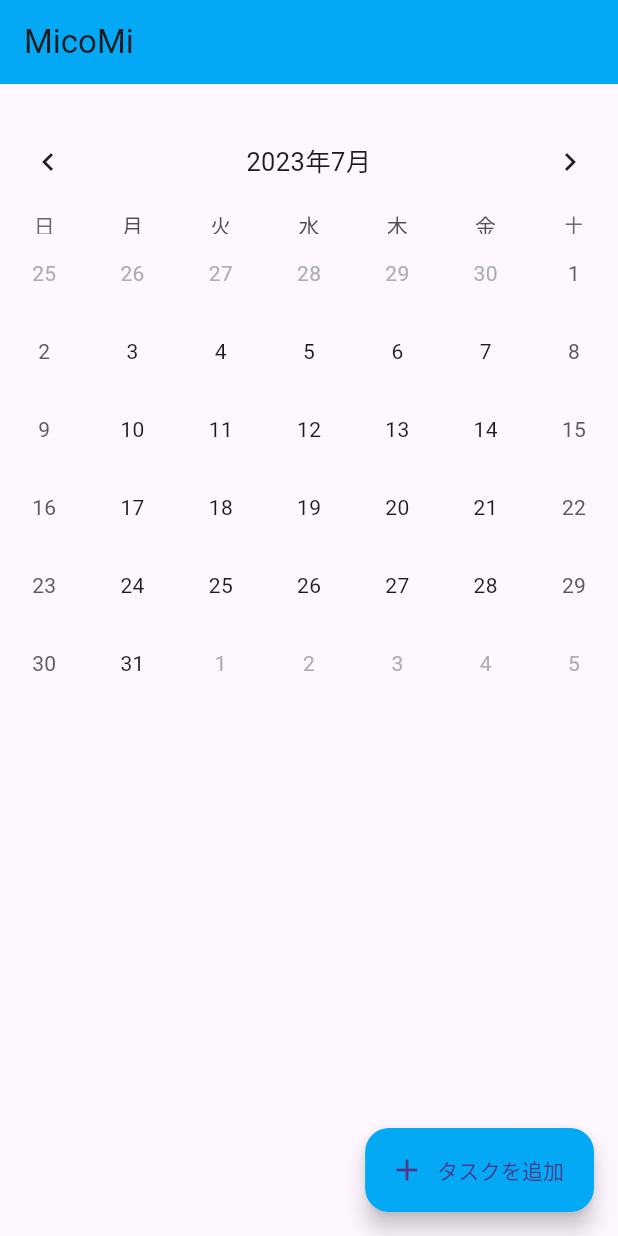
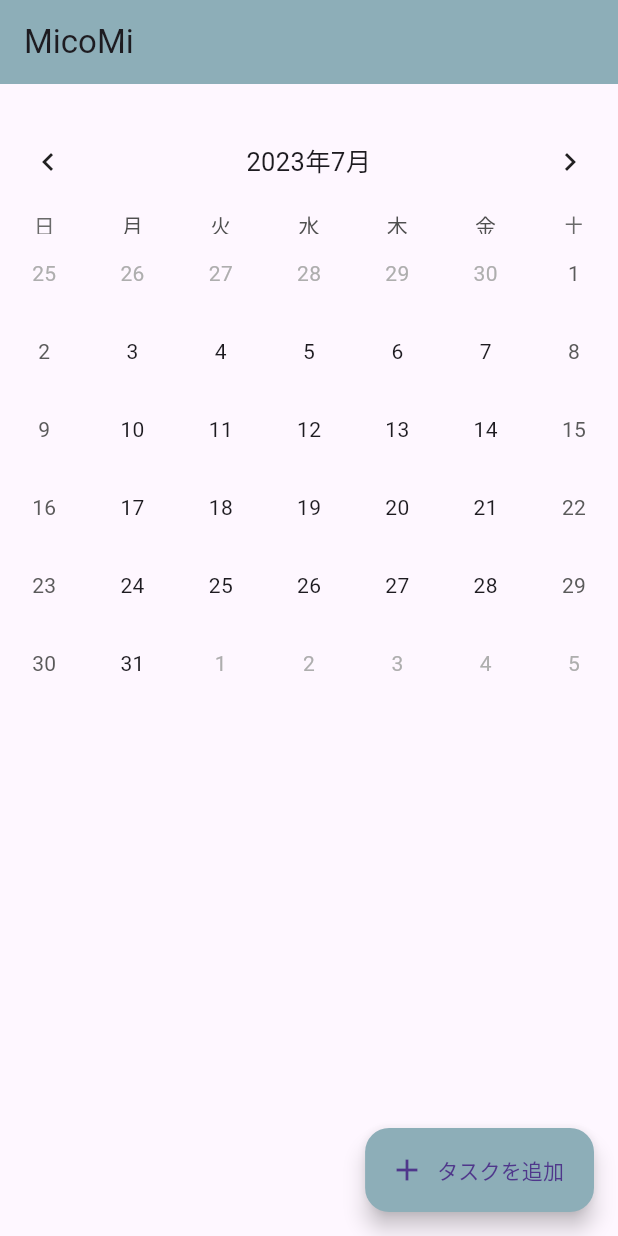
Before and after one commit to micomi-app/MicoMi, a Flutter app: the screen it shows after launch, on a phone screen of 412 x 824 dp. Run offline on Flutter 3.47's test engine with Material 2 defaults, Android fonts, the phone set to English and light mode, and no system bars; drawn by our look-alikes of table_calendar; our stand-ins replace vibration.

Commit message:
色を変更

```diff
--- a/lib/main.dart
+++ b/lib/main.dart
@@ -15,12 +15,12 @@ class MyApp extends StatelessWidget {
     return MaterialApp(
       title: 'MicoMi',
       theme: ThemeData(
-        primaryColor: Colors.lightBlue,
+        primaryColor: const Color(0xff8daeb8),
         brightness: Brightness.light,
         useMaterial3: true,
       ),
       darkTheme: ThemeData(
-        primaryColor: Colors.green,
+        primaryColor: const Color(0xff4e7682),
         brightness: Brightness.dark,
         useMaterial3: true,
       ),
@@ -65,8 +65,8 @@ class CalendarPage extends State<MyHomePage> {
                 // 日付フォーカス時のマークに相当するウィジェットを返す関数
                 return Center(
                   child: Container(
-                    width: 70,
-                    height: 70,
+                    width: 40,
+                    height: 40,
                     decoration: BoxDecoration(
                       shape: BoxShape.circle,
                       color: Theme.of(context).primaryColor,
```
